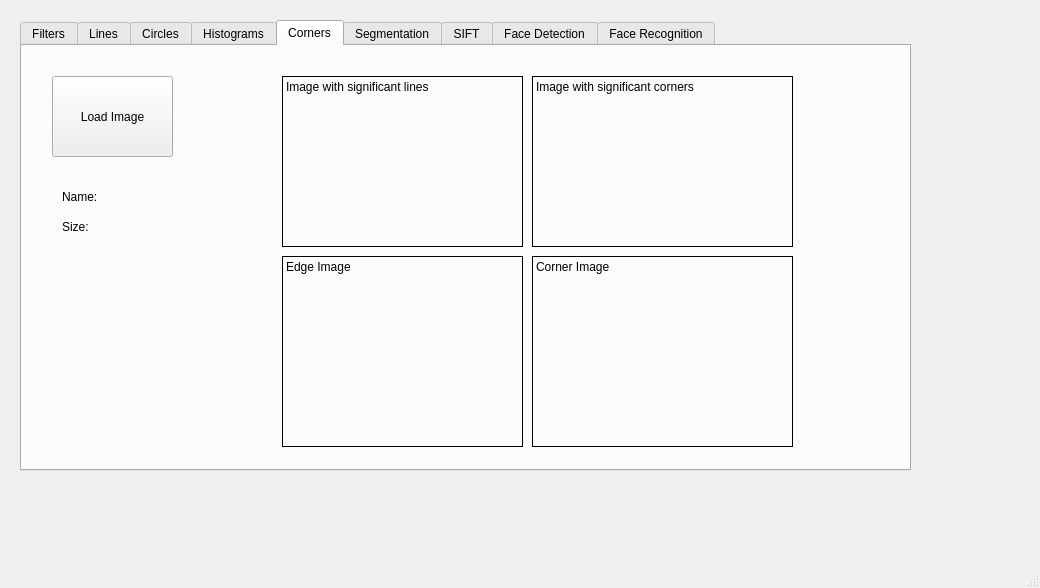
The window that mainwindow.ui (mariamzakaria/computer-vision-platform2) describes before a commit, drawn with Qt 5.
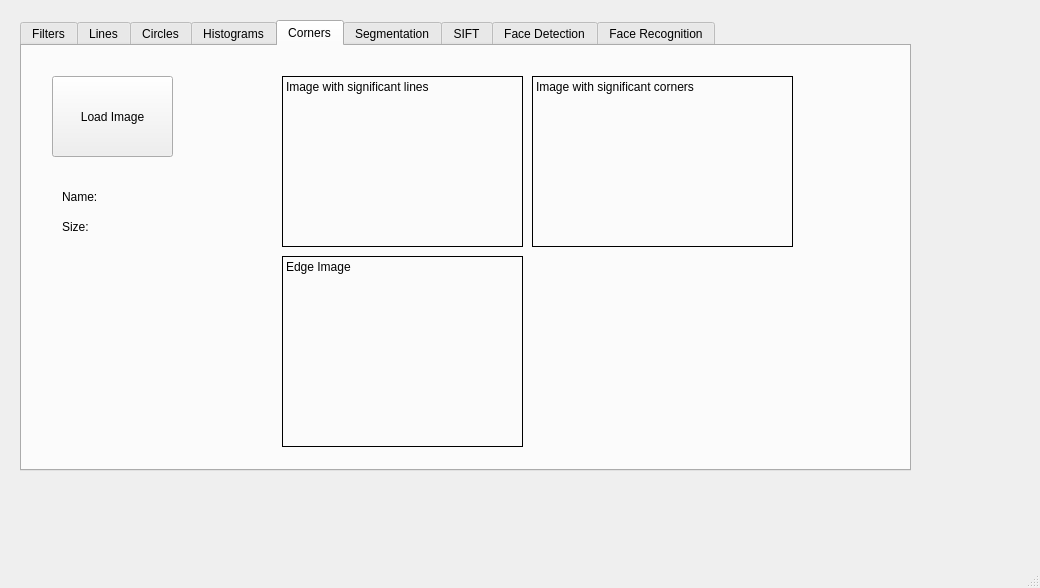
The same window after the commit. The open tabs and pages were chosen to show the change.

The edit to the form file:
```diff
--- a/mainwindow.ui
+++ b/mainwindow.ui
@@ -749,28 +749,6 @@
           <set>Qt::AlignLeading|Qt::AlignLeft|Qt::AlignTop</set>
          </property>
         </widget>
-        <widget class="QLabel" name="label_corners_corners">
-         <property name="geometry">
-          <rect>
-           <x>510</x>
-           <y>210</y>
-           <width>261</width>
-           <height>191</height>
-          </rect>
-         </property>
-         <property name="frameShape">
-          <enum>QFrame::Box</enum>
-         </property>
-         <property name="text">
-          <string>Corner Image</string>
-         </property>
-         <property name="textFormat">
-          <enum>Qt::PlainText</enum>
-         </property>
-         <property name="alignment">
-          <set>Qt::AlignLeading|Qt::AlignLeft|Qt::AlignTop</set>
-         </property>
-        </widget>
        </widget>
        <widget class="QWidget" name="tab_segmentation">
         <attribute name="title">
```
Left out of the diff: 2 changed lines with no effect on the pictures.
